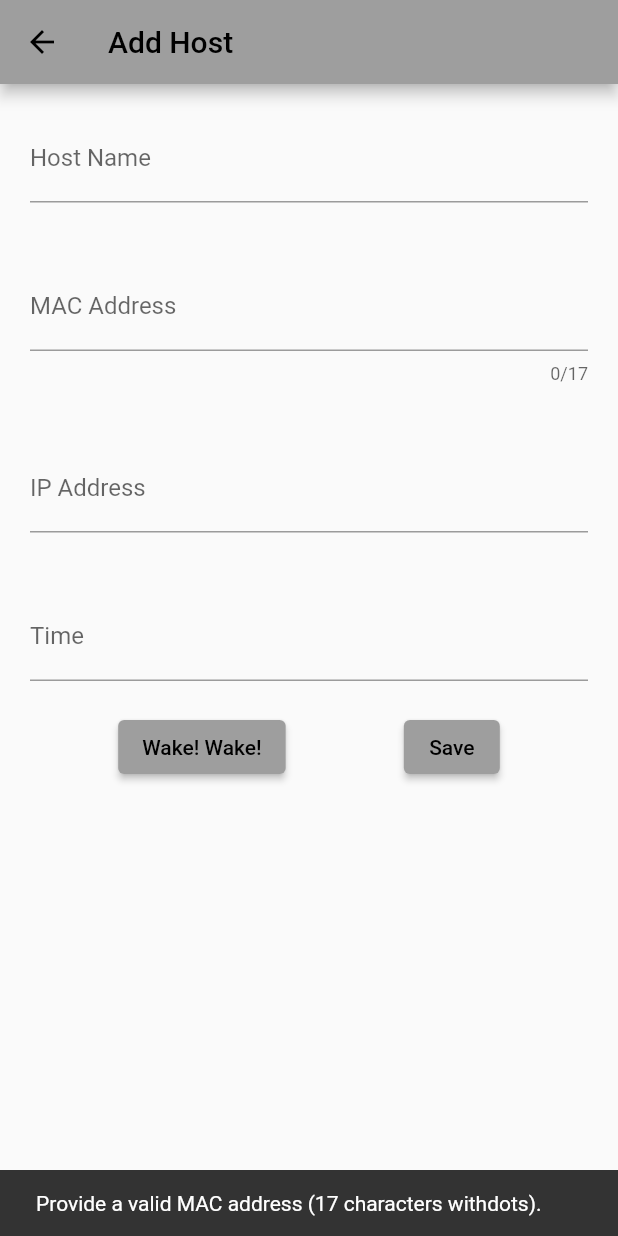
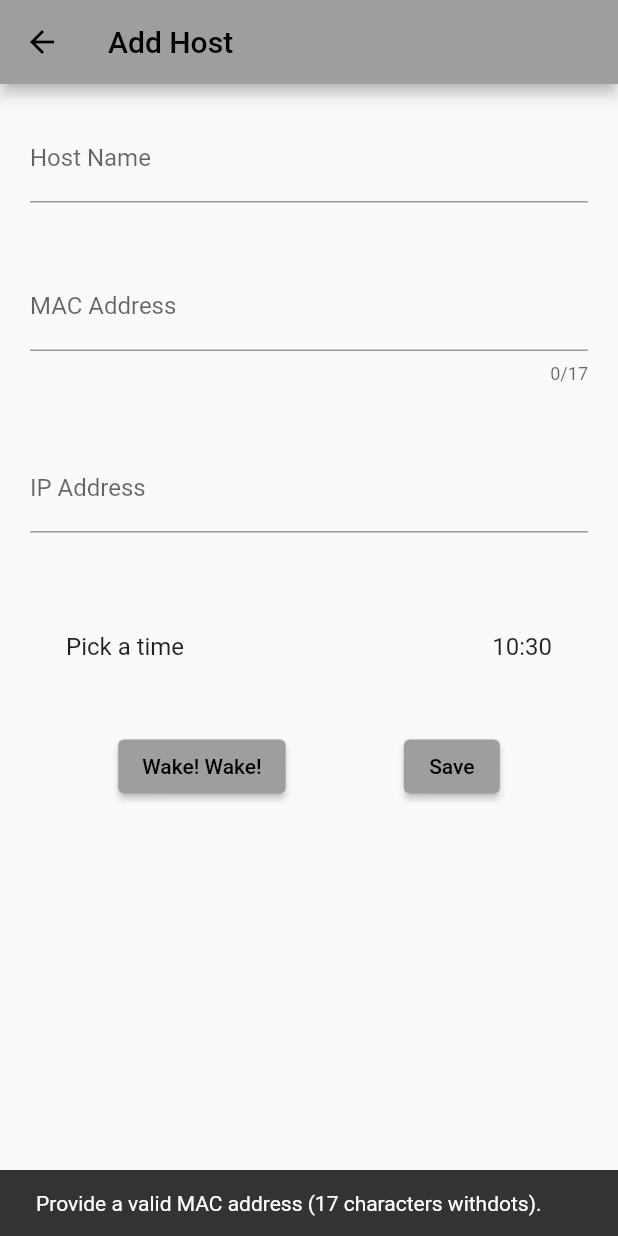
Before and after one commit to Cepeen/wakey-wakey, a Flutter app: the AddHost screen opened directly, after a tap on "Save", on a phone screen of 412 x 824 dp. Run offline on Flutter 3.47's test engine with Material 2 defaults, Android fonts, the phone set to English and light mode, and no system bars; our stand-ins replace connectivity_plus, fluttertoast, shared_preferences; accounts and stored records are empty.

Commit message:
time picker

```diff
--- a/lib/utils/utils.dart
+++ b/lib/utils/utils.dart
@@ -140,7 +140,7 @@ void executeWakeFunctionAtTime(Host host) {
 
   // Schedule the start function to run after the specified delay
   Future.delayed(delay, () {
-    sendMagicPacket; // Call the start function
+    checkAndExecuteOrNot; // Call the start function
   });
 }
 
--- a/lib/widgets/add_host.dart
+++ b/lib/widgets/add_host.dart
@@ -1,3 +1,5 @@
+import 'package:wakewake/widgets/time_picker.dart';
+
 import '../models/hosts.dart';
 import '../imports.dart';
 import 'host_list.dart';
@@ -13,7 +15,7 @@ class AddHost extends StatefulWidget {
 }
 
 class _AddHostState extends State<AddHost> {
-  final int port = 9;
+  TimeOfDay _pickedTime = TimeOfDay.now();
   String hostId = '';
   String macAddress = '';
   String ipAddress = '';
@@ -124,27 +126,7 @@ class _AddHostState extends State<AddHost> {
     return 'host_$timestamp';
   }
 
-  void executeWakeFunctionAtTime(Host host) {
-    if (host.time == null) {
-      debugPrint('Host does not have a specific time to start.');
-      return;
-    }
 
-    DateTime scheduledTime = DateTime.parse(host.time); // Convert time string to DateTime object
-    DateTime now = DateTime.now();
-
-    if (scheduledTime.isBefore(now)) {
-      debugPrint('Scheduled time is in the past.');
-      return;
-    }
-
-    Duration delay = scheduledTime.difference(now);
-
-    // Schedule the start function to run after the specified delay
-    Future.delayed(delay, () {
-      sendMagicPacket; // Call the start function
-    });
-  }
 
   @override
   Widget build(BuildContext context) {
@@ -156,6 +138,7 @@ class _AddHostState extends State<AddHost> {
         ),
         body: SingleChildScrollView(
           child: Column(
+
             children: <Widget>[
               Container(
                 padding: const EdgeInsets.all(20.0),
@@ -192,13 +175,12 @@ class _AddHostState extends State<AddHost> {
               ),
               Container(
                 padding: const EdgeInsets.all(20.0),
-                child: TimeTextField(
-                  onChanged: (value) {
+                child: TimePickerWidget(
+                  onTimePicked: (TimeOfDay pickedTime) {
                     setState(() {
-                      time = value;
+                      time = '${pickedTime.hour.toString().padLeft(2, '0')}:${pickedTime.minute.toString().padLeft(2, '0')}';
                     });
                   },
-                  time: time,
                 ),
               ),
               Row(
@@ -212,10 +194,11 @@ class _AddHostState extends State<AddHost> {
                     onPressed: () {
                       _saveHost();
                       savePreferences();
-                      executeWakeFunctionAtTime(
-                          Host(hostId, hostName, ipAddress, macAddress, time));
+                      // executeWakeFunctionAtTime(
+                      //     Host(hostId, hostName, ipAddress, macAddress, time));
                     },
                     child: const Text('Save'),
+
                   ),
                 ],
               ),
--- /dev/null
+++ b/lib/widgets/time_picker.dart
@@ -0,0 +1,47 @@
+import '../imports.dart';
+
+
+class TimePickerWidget extends StatefulWidget {
+  final Function(TimeOfDay) onTimePicked;
+
+  TimePickerWidget({required this.onTimePicked});
+
+  @override
+  _TimePickerWidgetState createState() => _TimePickerWidgetState();
+}
+
+class _TimePickerWidgetState extends State<TimePickerWidget> {
+  TimeOfDay _selectedTime = TimeOfDay.now();
+
+  @override
+  Widget build(BuildContext context) {
+    return Padding(
+      padding: EdgeInsets.all(8.0),
+      child: ListTile(
+        title: const Text('Pick a time'),
+        trailing: Text(
+          '${_selectedTime.hour.toString().padLeft(2, '0')}:${_selectedTime.minute.toString().padLeft(2, '0')}',
+          style: TextStyle(fontSize: 16),
+        ),
+        onTap: () async {
+          TimeOfDay? pickedTime = await showTimePicker(
+            context: context,
+            initialTime: _selectedTime,
+            builder: (BuildContext context, Widget? child) {
+              return MediaQuery(
+                data: MediaQuery.of(context).copyWith(alwaysUse24HourFormat: true),
+                child: child!,
+              );
+            },
+          );
+          if (pickedTime != null) {
+            setState(() {
+              _selectedTime = pickedTime;
+            });
+            widget.onTimePicked(_selectedTime);
+          }
+        },
+      ),
+    );
+  }
+}
```
Also changed, not shown: lib/providers/hosts.dart (deleted, +0 -19 lines), lib/widgets/host_list.dart (+4 -4 lines), lib/main.dart (line endings or trailing spaces).
